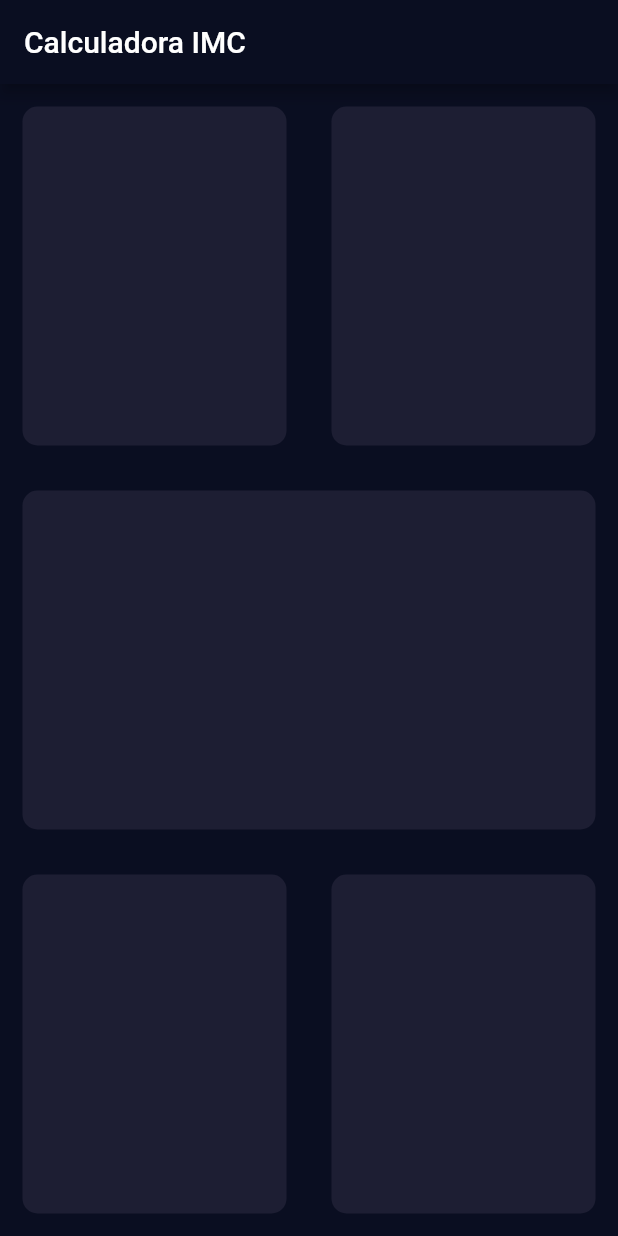
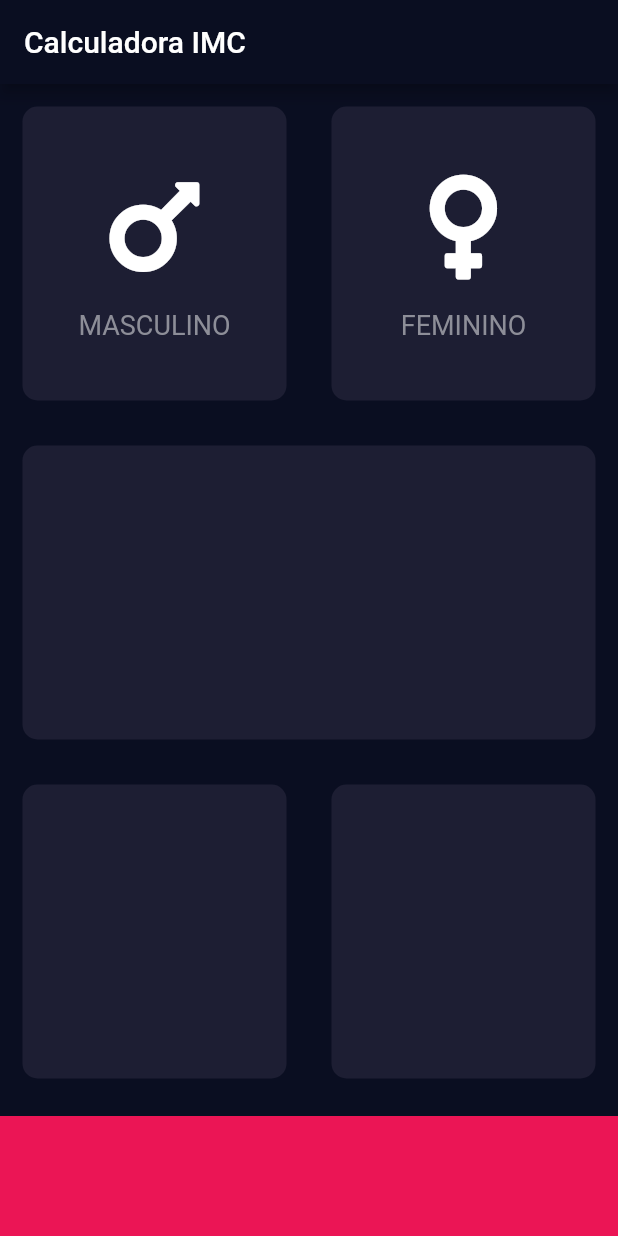
Before and after one commit to eduardoramos1/IMC-FLUTTER, a Flutter app: the screen it shows after launch, on a phone screen of 412 x 824 dp. Run offline on Flutter 3.47's test engine with Material 2 defaults, Android fonts, the phone set to English and light mode, and no system bars; our stand-ins replace font_awesome_flutter.

Commit message:
Icones mars e venus e reutilização de código

```diff
--- /dev/null
+++ b/lib/icon_content.dart
@@ -0,0 +1,32 @@
+import 'package:flutter/material.dart';
+
+const textStyle = TextStyle(
+  fontSize: 18,
+  color: Color(0xFF8D8E98),
+);
+
+const sizedBox = SizedBox(
+  height: 15,
+);
+
+class IconContent extends StatelessWidget {
+  IconContent({this.text, @required this.icon});
+
+  final String text;
+  final IconData icon;
+
+  @override
+  Widget build(BuildContext context) {
+    return Column(
+      mainAxisAlignment: MainAxisAlignment.center,
+      children: [
+        Icon(icon, size: 80),
+        sizedBox,
+        Text(
+          text,
+          style: textStyle,
+        )
+      ],
+    );
+  }
+}
--- a/lib/input_page.dart
+++ b/lib/input_page.dart
@@ -1,4 +1,11 @@
 import 'package:flutter/material.dart';
+import 'package:font_awesome_flutter/font_awesome_flutter.dart';
+
+import 'reusable_card.dart';
+import 'icon_content.dart';
+
+const activeCardColor = Color(0XFF1D1E33);
+const bottomContainerColor = Color(0xFFEB1555);
 
 class InputPage extends StatefulWidget {
   @override
@@ -18,48 +25,43 @@ class _InputPageState extends State<InputPage> {
             child: Row(
               children: [
                 Expanded(
-                  child: ReusableCard(colour: Color(0XFF1D1E33)),
+                  child: ReusableCard(
+                    colour: activeCardColor,
+                    cardChild: IconContent(icon: FontAwesomeIcons.mars, text: 'MASCULINO'),
+                  ),
                 ),
                 Expanded(
-                  child: ReusableCard(colour: Color(0XFF1D1E33)),
+                  child: ReusableCard(
+                    colour: activeCardColor,
+                    cardChild: IconContent(icon: FontAwesomeIcons.venus, text: 'FEMININO'),
+                  ),
                 ),
               ],
             ),
           ),
           Expanded(
-            child: ReusableCard(colour: Color(0XFF1D1E33)),
+            child: ReusableCard(colour: activeCardColor),
           ),
           Expanded(
             child: Row(
               children: [
                 Expanded(
-                  child: ReusableCard(colour: Color(0XFF1D1E33)),
+                  child: ReusableCard(colour: activeCardColor),
                 ),
                 Expanded(
-                  child: ReusableCard(colour: Color(0XFF1D1E33)),
+                  child: ReusableCard(colour: activeCardColor),
                 ),
               ],
             ),
+          ),
+          Container(
+            color: bottomContainerColor,
+            margin: EdgeInsets.only(top: 10),
+            width: double.infinity,
+            height: 80,
           ),
         ],
       ),
     );
   }
 }
-
-class ReusableCard extends StatelessWidget {
-  ReusableCard({@required this.colour});
-
-  final Color colour;
-
-  @override
-  Widget build(BuildContext context) {
-    return Container(
-      margin: EdgeInsets.all(15),
-      decoration: BoxDecoration(
-        borderRadius: BorderRadius.circular(10),
-        color: colour,
-      ),
-    );
-  }
-}
--- /dev/null
+++ b/lib/reusable_card.dart
@@ -0,0 +1,20 @@
+import 'package:flutter/material.dart';
+
+class ReusableCard extends StatelessWidget {
+  ReusableCard({@required this.colour, this.cardChild});
+
+  final Color colour;
+  final Widget cardChild;
+
+  @override
+  Widget build(BuildContext context) {
+    return Container(
+      child: cardChild,
+      margin: EdgeInsets.all(15),
+      decoration: BoxDecoration(
+        borderRadius: BorderRadius.circular(10),
+        color: colour,
+      ),
+    );
+  }
+}
--- a/pubspec.yaml
+++ b/pubspec.yaml
@@ -28,6 +28,7 @@ dependencies:
   # The following adds the Cupertino Icons font to your application.
   # Use with the CupertinoIcons class for iOS style icons.
   cupertino_icons: ^1.0.2
+  font_awesome_flutter: ^8.4.0
 
 dev_dependencies:
   flutter_test:
```
Also changed, not shown: pubspec.lock.
